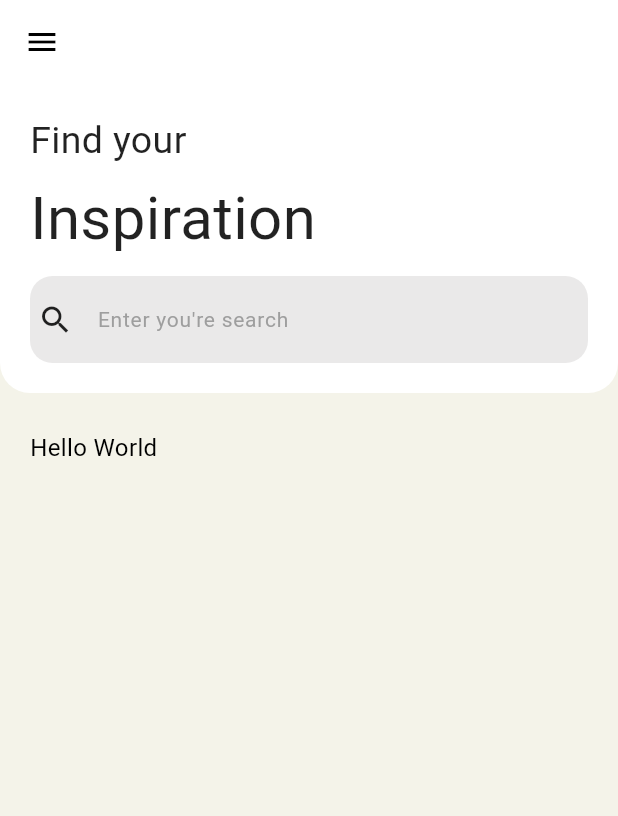
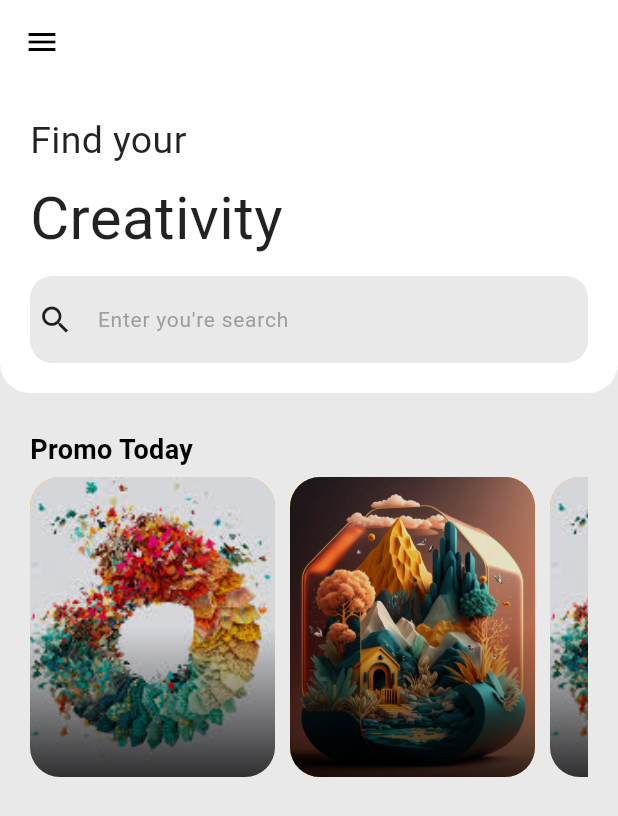
Before and after one commit to Greevan/SimpleInspirationDesign-flutter, a Flutter app: the screen it shows after launch, on a phone screen of 412 x 824 dp. Shown: the top 816 px of the screen. Run offline on Flutter 3.47's test engine with Material 3 defaults, Android fonts, the phone set to English and light mode, and no system bars.

Commit message:
first commit

```diff
--- a/my_app/lib/main.dart
+++ b/my_app/lib/main.dart
@@ -16,7 +16,7 @@ class _HomePageState extends State<HomePage> {
   @override
   Widget build(BuildContext context) {
     return Scaffold(
-      backgroundColor: const Color.fromRGBO(244, 243, 233, 1),
+      backgroundColor: const Color.fromRGBO(234, 233, 233, 1),
       appBar: AppBar(
         backgroundColor: Colors.white,
         elevation: 0,
@@ -49,7 +49,7 @@ class _HomePageState extends State<HomePage> {
                     height: 5,
                   ),
                   const Text(
-                    'Inspiration',
+                    'Creativity',
                     style: TextStyle(fontSize: 40, color: Colors.black87),
                   ),
                   const SizedBox(
@@ -79,13 +79,33 @@ class _HomePageState extends State<HomePage> {
             const SizedBox(
               height: 5,
             ),
-            const Padding(
-              padding: EdgeInsets.all(20.0),
+            Padding(
+              padding: const EdgeInsets.all(20.0),
               child: Column(
+                crossAxisAlignment: CrossAxisAlignment.start,
                 children: <Widget>[
-                  Text(
-                    'Hello World',
-                    style: TextStyle(fontSize: 16, color: Colors.black),
+                  //const SizedBox(width: 2,),
+                  const Text(
+                    'Promo Today',
+                    style: TextStyle(fontSize: 18, color: Colors.black,fontWeight: FontWeight.bold),
+                  ),
+                  const SizedBox(
+                    height: 5,
+                  ),
+                  Container(
+                    height: 200,
+                    child: ListView(
+                      scrollDirection: Axis.horizontal,
+                      children: <Widget>[
+                        promocard('assets/images/imageTwo.jpg'),
+                        promocard('assets/images/imageThree.jpg'),
+                        promocard('assets/images/imageTwo.jpg'),
+                        promocard('assets/images/imageThree.jpg'),
+                        promocard('assets/images/imageTwo.jpg'),
+                        promocard('assets/images/imageThree.jpg'),
+
+                      ],
+                    ),
                   ),
                 ],
               ),
@@ -96,3 +116,34 @@ class _HomePageState extends State<HomePage> {
     );
   }
 }
+
+Widget promocard(image) {
+  return AspectRatio(
+    aspectRatio: 2.6 / 3,
+    child: Container(
+      margin: const EdgeInsets.only(right: 10),
+      decoration: BoxDecoration(
+        borderRadius: BorderRadius.circular(20),
+        color: Colors.orange,
+        image: DecorationImage(
+          image: AssetImage(image),
+          fit: BoxFit.cover,
+        ),
+      ),
+      child: Container(
+        decoration: BoxDecoration(
+          borderRadius: BorderRadius.circular(20),
+          gradient: LinearGradient(
+            begin: Alignment.bottomRight,
+            stops: const [0, 1],
+            colors: [
+              Colors.black.withOpacity(.8),
+              Colors.black.withOpacity(.1)
+            ],
+          ),
+        ),
+
+      ),
+    ),
+  );
+}
```
Also changed, not shown: my_app/pubspec.yaml (+5 -3 lines), my_app/assets/images/imageOne.jpg (added), my_app/assets/images/imageThree.jpg (added), my_app/assets/images/imageTwo.jpg (added).
